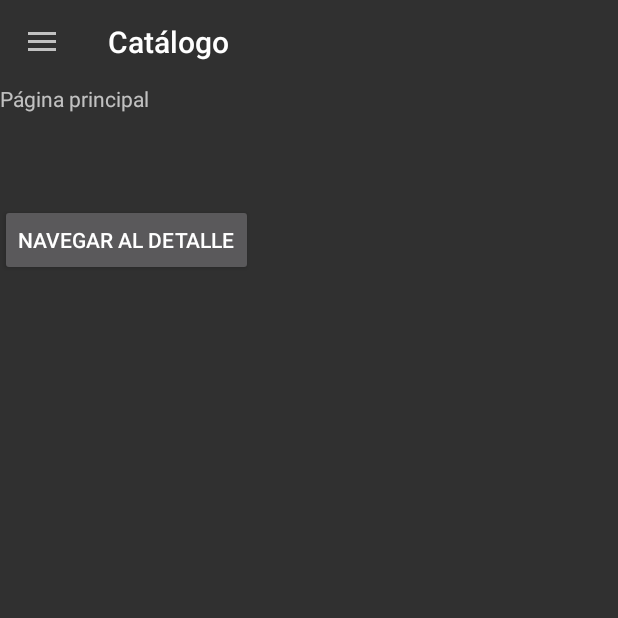
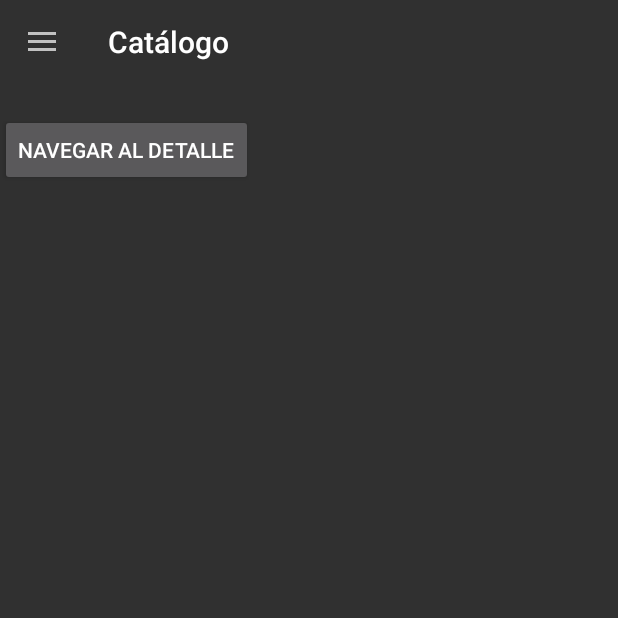
Before and after one commit to HectorVara/DI, an Android app: the screen it shows after launch (CatalogActivity), on a phone screen of 412 x 824 dp, the top half of it. Run offline under Robolectric (Android 15) with nearby library versions, the phone set to English and light mode, and no system bars.

Commit message:
Sigue sin funcionar el botón

```diff
--- a/sprint3android/mycatalog/app/src/main/java/com/example/myapplication/CatalogActivity.java
+++ b/sprint3android/mycatalog/app/src/main/java/com/example/myapplication/CatalogActivity.java
@@ -31,8 +31,6 @@ public class CatalogActivity extends AppCompatActivity implements NavigationView
         super.onCreate(savedInstanceState);
         setContentView(R.layout.activity_main);
 
-
-
         Toolbar toolbar = findViewById(R.id.toolbar);
         setSupportActionBar(findViewById(R.id.toolbar));
 
@@ -46,6 +44,7 @@ public class CatalogActivity extends AppCompatActivity implements NavigationView
         MenuItem menuItem = navigationView.getMenu().getItem(0);
         onNavigationItemSelected(menuItem);
         menuItem.setChecked(true);
+
 
     }
     @Override
--- a/sprint3android/mycatalog/app/src/main/java/com/example/myapplication/CatalogFragment.java
+++ b/sprint3android/mycatalog/app/src/main/java/com/example/myapplication/CatalogFragment.java
@@ -3,6 +3,7 @@ package com.example.myapplication;
 import android.content.Intent;
 import android.os.Bundle;
 
+import androidx.appcompat.app.AppCompatActivity;
 import androidx.fragment.app.Fragment;
 
 import android.view.LayoutInflater;
@@ -15,7 +16,7 @@ import android.widget.Button;
  * Use the {@link CatalogFragment#newInstance} factory method to
  * create an instance of this fragment.
  */
-public class CatalogFragment extends Fragment {
+public class CatalogFragment  extends Fragment {
 
 
     // TODO: Rename parameter arguments, choose names that match
@@ -63,7 +64,8 @@ public class CatalogFragment extends Fragment {
     public View onCreateView(LayoutInflater inflater, ViewGroup container,
                              Bundle savedInstanceState) {
 
-        Button boton= (Button) getView().findViewById(R.id.boton);
+        View root = inflater.inflate(R.layout.fragment_catalog, container, false);
+        Button boton= root.findViewById(R.id.boton);
         boton.setOnClickListener(new View.OnClickListener() {
             @Override
             public void onClick(View view) {
--- a/sprint3android/mycatalog/app/src/main/res/layout/activity_main.xml
+++ b/sprint3android/mycatalog/app/src/main/res/layout/activity_main.xml
@@ -40,4 +40,5 @@
 
     </androidx.constraintlayout.widget.ConstraintLayout>
 
+
 </androidx.drawerlayout.widget.DrawerLayout>
--- a/sprint3android/mycatalog/app/src/main/res/layout/fragment_about.xml
+++ b/sprint3android/mycatalog/app/src/main/res/layout/fragment_about.xml
@@ -3,7 +3,8 @@
     xmlns:tools="http://schemas.android.com/tools"
     android:layout_width="match_parent"
     android:layout_height="match_parent"
-    tools:context=".AboutFragment">
+    tools:context=".AboutFragment"
+    xmlns:app="http://schemas.android.com/apk/res-auto">
 
     <!-- TODO: Update blank fragment layout -->
     <TextView
--- a/sprint3android/mycatalog/app/src/main/res/layout/fragment_catalog.xml
+++ b/sprint3android/mycatalog/app/src/main/res/layout/fragment_catalog.xml
@@ -6,15 +6,10 @@
     tools:context=".CatalogFragment"
     xmlns:app="http://schemas.android.com/apk/res-auto">
 
-    <!-- TODO: Update blank fragment layout -->
-    <TextView
-        android:layout_width="match_parent"
-        android:layout_height="match_parent"
-        android:text="Página principal" />
     <Button
         android:id="@+id/boton"
         app:layout_constraintTop_toTopOf="parent"
-        android:layout_marginTop="80dp"
+        android:layout_marginTop="20dp"
         app:layout_constraintStart_toStartOf="parent"
         app:layout_constraintEnd_toEndOf="parent"
         app:layout_constraintHorizontal_bias="0.25"
```
